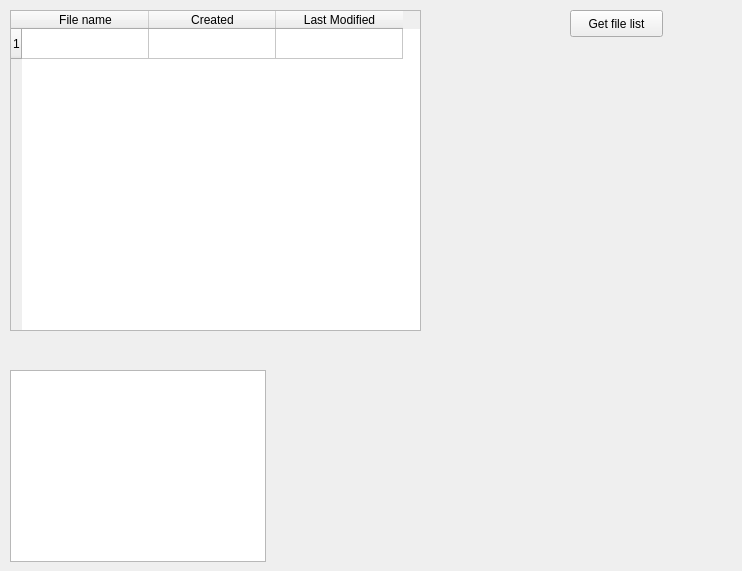
Before: the Qt Designer form SpatialAnalyserServer/src/client/gui/draw_from_shp.ui in BartlomiejGrabowski/SpatialAnalyserServer, drawn with Qt 5.
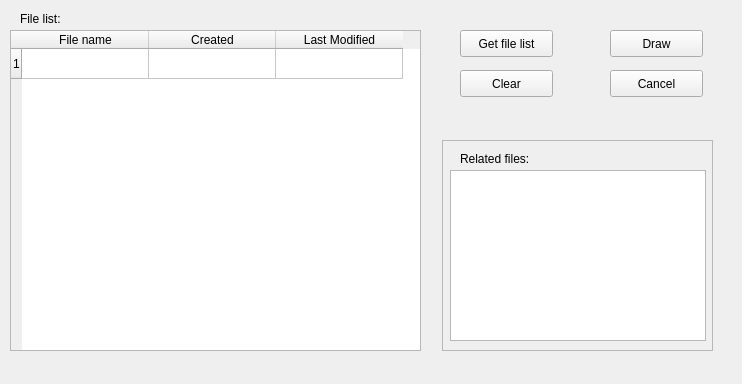
After: the same form once the commit is applied. Icons and pictures are not drawn.

Diff of the .ui file:
```diff
--- a/SpatialAnalyserServer/src/client/gui/draw_from_shp.ui
+++ b/SpatialAnalyserServer/src/client/gui/draw_from_shp.ui
@@ -7,7 +7,7 @@
     <x>0</x>
     <y>0</y>
     <width>742</width>
-    <height>571</height>
+    <height>384</height>
    </rect>
   </property>
   <property name="windowTitle">
@@ -16,8 +16,8 @@
   <widget class="QPushButton" name="GetFileList">
    <property name="geometry">
     <rect>
-     <x>570</x>
-     <y>10</y>
+     <x>460</x>
+     <y>30</y>
      <width>93</width>
      <height>27</height>
     </rect>
@@ -30,7 +30,7 @@
    <property name="geometry">
     <rect>
      <x>10</x>
-     <y>10</y>
+     <y>30</y>
      <width>411</width>
      <height>321</height>
     </rect>
@@ -80,13 +80,106 @@
   <widget class="QListWidget" name="listWidget">
    <property name="geometry">
     <rect>
-     <x>10</x>
-     <y>370</y>
+     <x>450</x>
+     <y>170</y>
      <width>256</width>
-     <height>192</height>
+     <height>171</height>
     </rect>
    </property>
   </widget>
+  <widget class="QLabel" name="label">
+   <property name="geometry">
+    <rect>
+     <x>20</x>
+     <y>10</y>
+     <width>62</width>
+     <height>17</height>
+    </rect>
+   </property>
+   <property name="text">
+    <string>File list:</string>
+   </property>
+  </widget>
+  <widget class="QLabel" name="label_2">
+   <property name="geometry">
+    <rect>
+     <x>460</x>
+     <y>150</y>
+     <width>91</width>
+     <height>17</height>
+    </rect>
+   </property>
+   <property name="sizePolicy">
+    <sizepolicy hsizetype="Preferred" vsizetype="Preferred">
+     <horstretch>0</horstretch>
+     <verstretch>0</verstretch>
+    </sizepolicy>
+   </property>
+   <property name="text">
+    <string>Related files:</string>
+   </property>
+   <property name="alignment">
+    <set>Qt::AlignLeading|Qt::AlignLeft|Qt::AlignVCenter</set>
+   </property>
+   <property name="wordWrap">
+    <bool>false</bool>
+   </property>
+  </widget>
+  <widget class="QPushButton" name="clear_file_list">
+   <property name="geometry">
+    <rect>
+     <x>460</x>
+     <y>70</y>
+     <width>93</width>
+     <height>27</height>
+    </rect>
+   </property>
+   <property name="text">
+    <string>Clear</string>
+   </property>
+  </widget>
+  <widget class="QPushButton" name="cancel_window">
+   <property name="geometry">
+    <rect>
+     <x>610</x>
+     <y>70</y>
+     <width>93</width>
+     <height>27</height>
+    </rect>
+   </property>
+   <property name="text">
+    <string>Cancel</string>
+   </property>
+  </widget>
+  <widget class="QPushButton" name="draw_file">
+   <property name="geometry">
+    <rect>
+     <x>610</x>
+     <y>30</y>
+     <width>93</width>
+     <height>27</height>
+    </rect>
+   </property>
+   <property name="text">
+    <string>Draw</string>
+   </property>
+  </widget>
+  <widget class="QFrame" name="frame">
+   <property name="geometry">
+    <rect>
+     <x>442</x>
+     <y>140</y>
+     <width>271</width>
+     <height>211</height>
+    </rect>
+   </property>
+   <property name="frameShape">
+    <enum>QFrame::StyledPanel</enum>
+   </property>
+   <property name="frameShadow">
+    <enum>QFrame::Raised</enum>
+   </property>
+  </widget>
  </widget>
  <resources/>
  <connections/>
```
Left out of the diff: 24 changed lines with no effect on the pictures.
